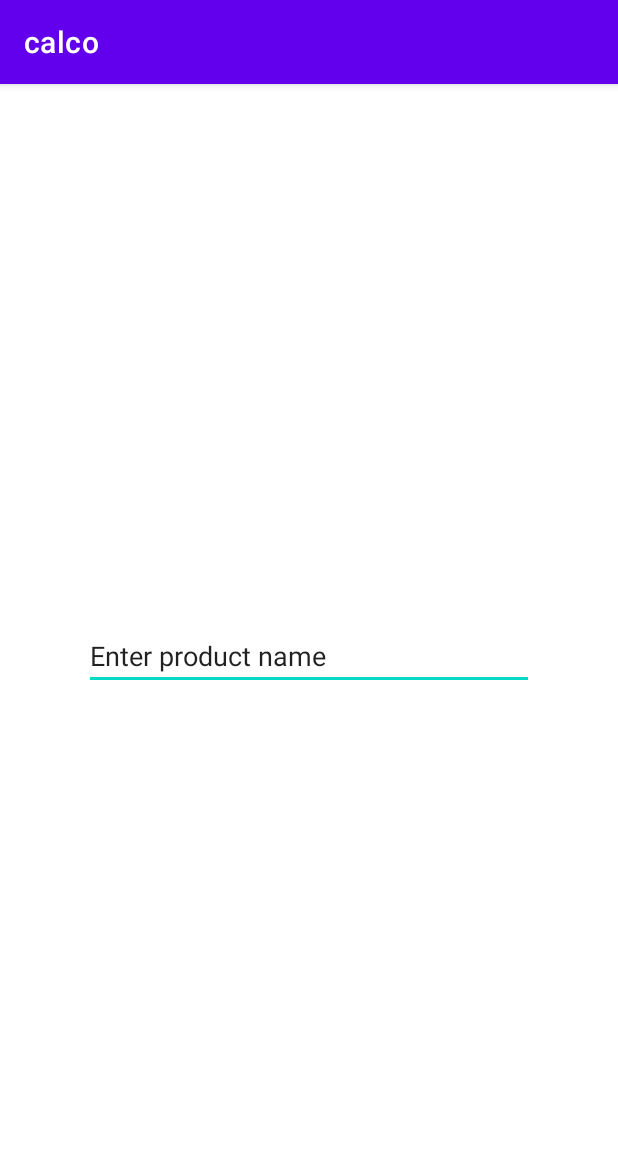
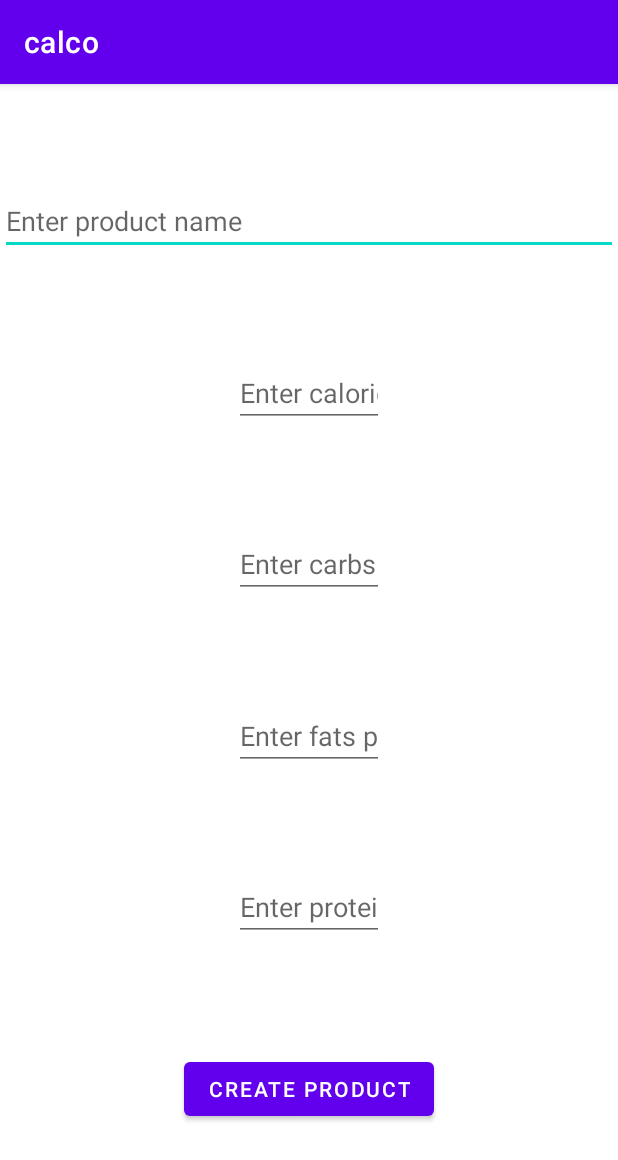
Before and after one commit to InfernoUJ/calco, an Android app: the CreateProductActivity screen opened directly, with no data from a screen before it, on a phone screen of 412 x 824 dp. Shown: the top 1160 px of the screen. Run offline under Robolectric (Android 15) with nearby library versions, the phone set to English and light mode, and no system bars.

Commit message:
added input fields

```diff
--- a/app/src/main/res/layout/activity_create_product.xml
+++ b/app/src/main/res/layout/activity_create_product.xml
@@ -10,13 +10,68 @@
 
     <EditText
         android:id="@+id/productName"
-        android:layout_width="300dp"
+        android:layout_width="match_parent"
         android:layout_height="40dp"
         android:inputType="text"
-        android:text="Enter product name"
+        android:hint="Enter product name"
         app:layout_constraintStart_toStartOf="parent"
         app:layout_constraintEnd_toEndOf="parent"
         app:layout_constraintTop_toTopOf="parent"
+        app:layout_constraintBottom_toTopOf="@+id/productCalories" />
+
+    <EditText
+        android:id="@+id/productCalories"
+        android:layout_width="100dp"
+        android:layout_height="40dp"
+        android:inputType="number"
+        android:hint="Enter calories per 100g"
+        app:layout_constraintStart_toStartOf="parent"
+        app:layout_constraintEnd_toEndOf="parent"
+        app:layout_constraintTop_toBottomOf="@+id/productName"
+        app:layout_constraintBottom_toTopOf="@+id/productCarbs" />
+
+    <EditText
+        android:id="@+id/productCarbs"
+        android:layout_width="100dp"
+        android:layout_height="40dp"
+        android:inputType="number"
+        android:hint="Enter carbs per 100g"
+        app:layout_constraintStart_toStartOf="parent"
+        app:layout_constraintEnd_toEndOf="parent"
+        app:layout_constraintTop_toBottomOf="@+id/productCalories"
+        app:layout_constraintBottom_toTopOf="@+id/productFats" />
+
+    <EditText
+        android:id="@+id/productFats"
+        android:layout_width="100dp"
+        android:layout_height="40dp"
+        android:inputType="number"
+        android:hint="Enter fats per 100g"
+        app:layout_constraintStart_toStartOf="parent"
+        app:layout_constraintEnd_toEndOf="parent"
+        app:layout_constraintTop_toBottomOf="@+id/productCarbs"
+        app:layout_constraintBottom_toTopOf="@+id/productProteins" />
+
+    <EditText
+        android:id="@+id/productProteins"
+        android:layout_width="100dp"
+        android:layout_height="40dp"
+        android:inputType="number"
+        android:hint="Enter proteins per 100g"
+        app:layout_constraintStart_toStartOf="parent"
+        app:layout_constraintEnd_toEndOf="parent"
+        app:layout_constraintTop_toBottomOf="@+id/productFats"
+        app:layout_constraintBottom_toTopOf="@+id/createProductBtn" />
+
+    <Button
+        android:id="@+id/createProductBtn"
+        android:layout_width="wrap_content"
+        android:layout_height="wrap_content"
+        android:text="Create product"
+        app:layout_constraintStart_toStartOf="parent"
+        app:layout_constraintEnd_toEndOf="parent"
+        app:layout_constraintTop_toBottomOf="@+id/productProteins"
         app:layout_constraintBottom_toBottomOf="parent" />
 
+
 </androidx.constraintlayout.widget.ConstraintLayout>
```
